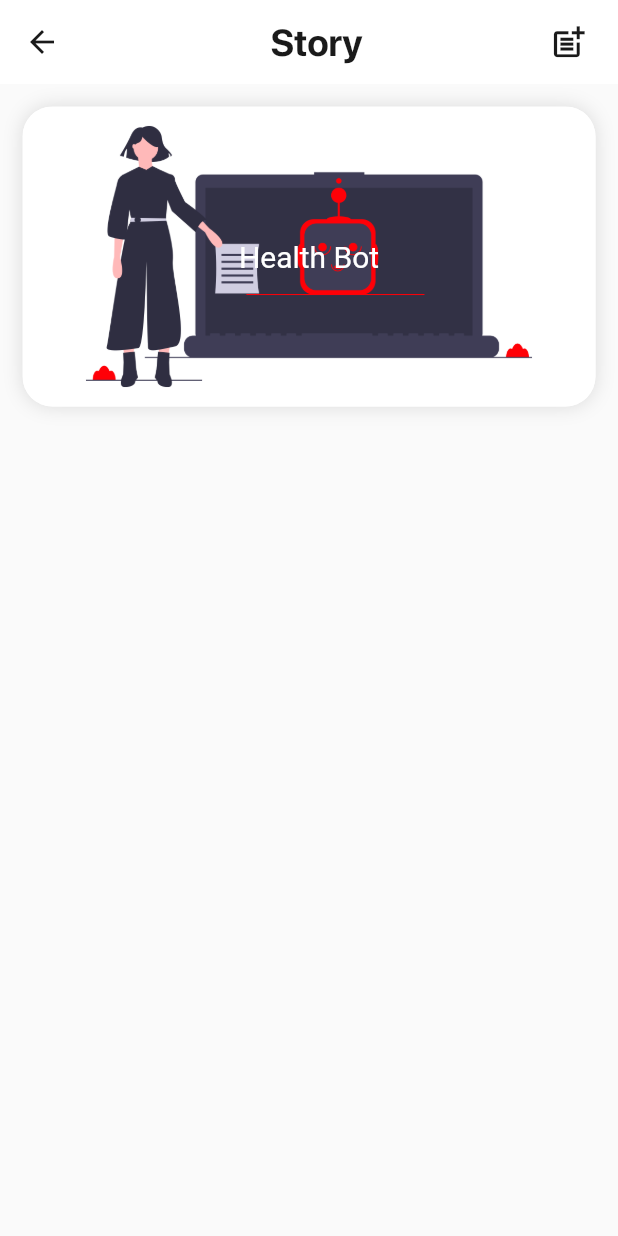
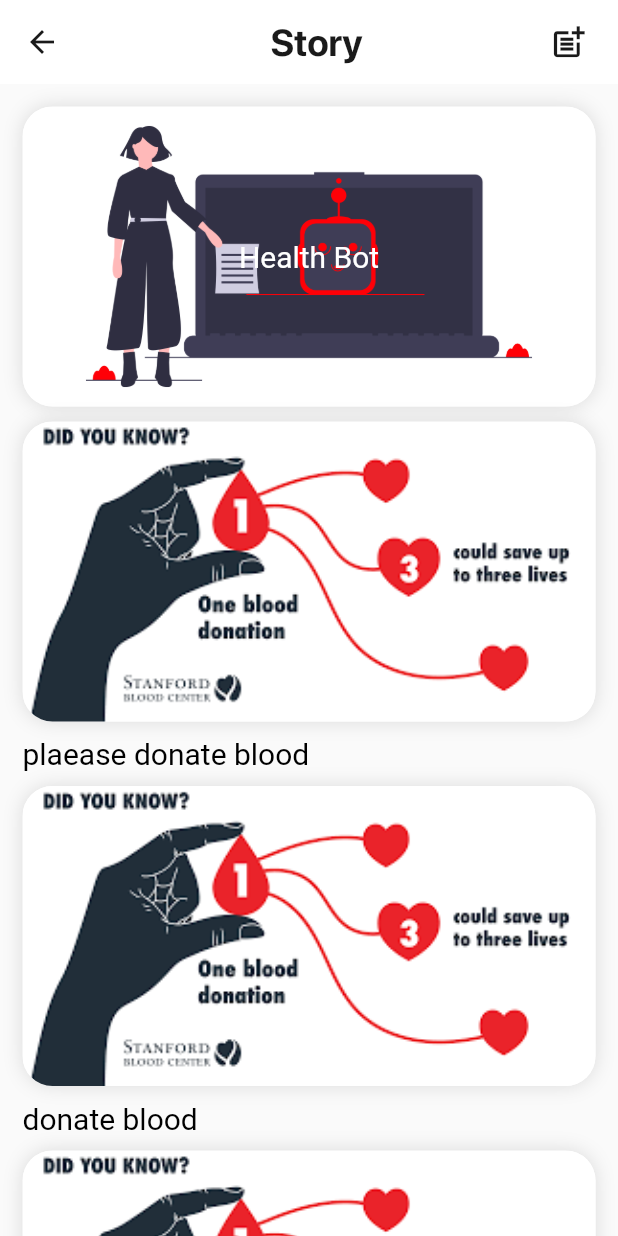
Before and after one commit to yash181999/Life-Drop, a Flutter app: the screen it shows after launch, on a phone screen of 412 x 824 dp. Run offline on Flutter 3.47's test engine with Material 2 defaults, Android fonts, the phone set to English and light mode, and no system bars; our stand-ins replace bubble, cloud_firestore, firebase_auth, firebase_storage, geolocator, google_sign_in and 3 more; missing offline and left inert: flutter_dialogflow_v2, geocoder, keyboard_visibility, photofilters; accounts and stored records are empty; project files that could hold a hidden picture were left out.

Commit message:
story feature and chatbot donate blood

```diff
--- a/lib/Screens/story.dart
+++ b/lib/Screens/story.dart
@@ -51,7 +51,9 @@ class _StoryState extends State<Story> {
       ),
 
 
-        body: Container(
+        body: SingleChildScrollView(
+          scrollDirection: Axis.vertical,
+          child: Container(
              padding: EdgeInsets.symmetric(horizontal: 15 , vertical: 15),
              width: MediaQuery.of(context).size.width,
             child: Column(
@@ -83,7 +85,21 @@ class _StoryState extends State<Story> {
                      ),
                    ),
                  ),
+
+                 SizedBox(height: 10,),
+                 PostCard(imgurl: "assets/2.png", desc: "plaease donate blood",),
+
+                 SizedBox(height: 10,),
+                 PostCard(imgurl: "assets/2.png", desc: "donate blood",),
+
+                 SizedBox(height: 10,),
+                 PostCard(imgurl: "assets/2.png", desc: "world blood donate day",)
+
+
+
+
             ],
+            ),
           ),
         ),
     );
--- a/pubspec.yaml
+++ b/pubspec.yaml
@@ -66,6 +66,7 @@ flutter:
 
   # To add assets to your application, add an assets section, like this:
   assets:
+       - assets/2.png
        - assets/undraw_chat_bot_kli5.png
        - assets/blooddonor-294218-1468031223dd.json
 
```
Also changed, not shown: assets/1.jpg (added), assets/2.png (added), assets/download.jpg (added), assets/download.png (added). Lines whose indentation alone changed are shown as unchanged.
